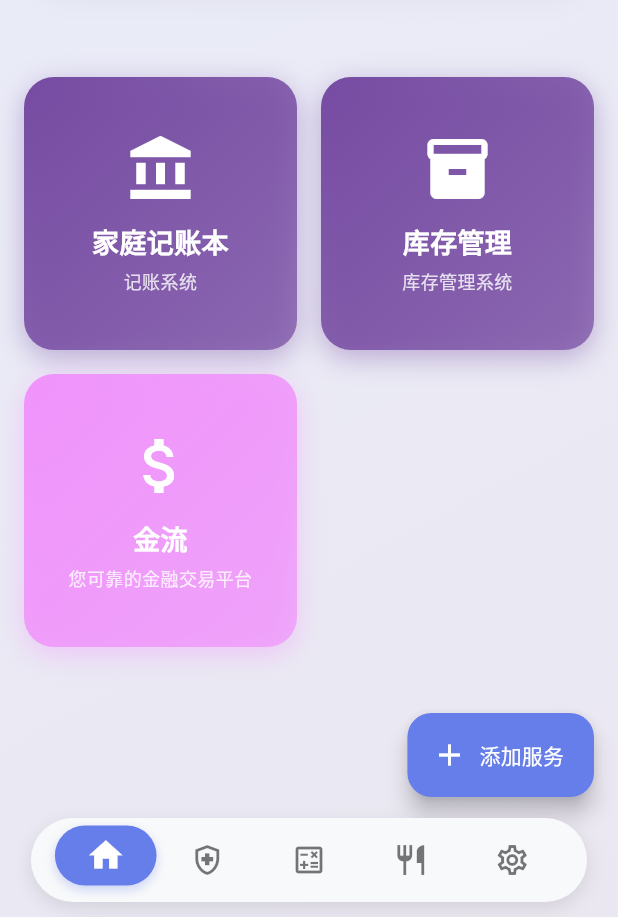
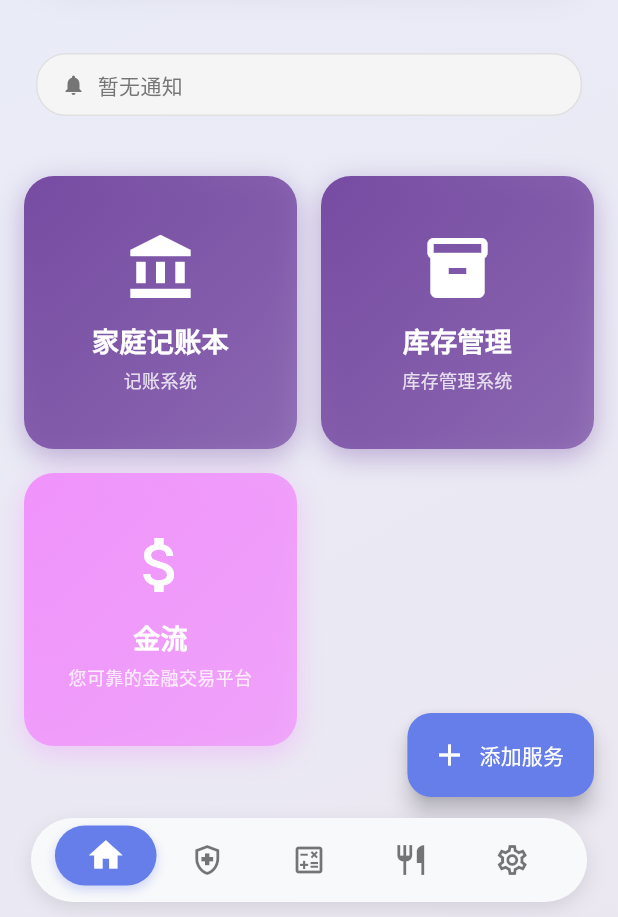
Before and after one commit to chronie-shizutoki/universal-lancher, a Flutter app: the screen it shows after launch, on a phone screen of 412 x 824 dp, the part 319-1236 px from its top. Run offline on Flutter 3.47's test engine with Material 3 defaults, Android fonts, the phone set to English and light mode, and no system bars; our stand-ins replace package_info_plus, shared_preferences.

Commit message:
feat(notifications): add notification system with provider and components
Implement a comprehensive notification system including:
- NotificationProvider for state management
- Notification model with priority levels
- NotificationPill for displaying latest notification
- NotificationList for full notification view
- NotificationCard for individual notifications
- NotificationManager for backend handling

```diff
--- /dev/null
+++ b/flutter_app/lib/components/notification_pill.dart
@@ -0,0 +1,109 @@
+import 'package:flutter/material.dart';
+import '../models/notification_model.dart';
+
+/// 通知胶囊组件
+class NotificationPill extends StatelessWidget {
+  /// 最新通知
+  final NotificationItem? notification;
+
+  /// 点击事件回调
+  final VoidCallback onTap;
+
+  const NotificationPill({
+    super.key,
+    this.notification,
+    required this.onTap,
+  });
+
+  @override
+  Widget build(BuildContext context) {
+    final theme = Theme.of(context);
+    final isDarkMode = theme.brightness == Brightness.dark;
+
+    if (notification == null) {
+      // 无通知时的状态
+      return InkWell(
+        onTap: onTap,
+        borderRadius: BorderRadius.circular(20),
+        child: Container(
+          padding: const EdgeInsets.symmetric(horizontal: 16, vertical: 10),
+          decoration: BoxDecoration(
+            color: isDarkMode ? Colors.grey.shade800 : Colors.grey.shade100,
+            borderRadius: BorderRadius.circular(20),
+            border: Border.all(color: isDarkMode ? Colors.grey.shade700 : Colors.grey.shade300),
+          ),
+          child: Row(
+            mainAxisSize: MainAxisSize.min,
+            children: [
+              Icon(
+                Icons.notifications,
+                size: 16,
+                color: isDarkMode ? Colors.grey.shade400 : Colors.grey.shade600,
+              ),
+              const SizedBox(width: 8),
+              Text(
+                '暂无通知',
+                style: TextStyle(
+                  fontSize: 14,
+                  color: isDarkMode ? Colors.grey.shade400 : Colors.grey.shade600,
+                ),
+              ),
+            ],
+          ),
+        ),
+      );
+    }
+
+    // 限制通知内容为30个字符
+    String limitedContent = notification!.content.length > 30
+        ? '${notification!.content.substring(0, 30)}...'
+        : notification!.content;
+
+    return InkWell(
+      onTap: onTap,
+      borderRadius: BorderRadius.circular(20),
+      child: Container(
+        padding: const EdgeInsets.symmetric(horizontal: 16, vertical: 10),
+        decoration: BoxDecoration(
+          color: notification!.isRead
+              ? (isDarkMode ? Colors.grey.shade800 : Colors.grey.shade100)
+              : notification!.priority.color.withOpacity(0.1),
+          borderRadius: BorderRadius.circular(20),
+          border: Border.all(
+            color: notification!.isRead
+                ? (isDarkMode ? Colors.grey.shade700 : Colors.grey.shade300)
+                : notification!.priority.color.withOpacity(0.5),
+          ),
+        ),
+        child: Row(
+          mainAxisSize: MainAxisSize.min,
+          children: [
+            // 优先级图标
+            if (!notification!.isRead)
+              Container(
+                width: 8,
+                height: 8,
+                decoration: BoxDecoration(
+                  shape: BoxShape.circle,
+                  color: notification!.priority.color,
+                ),
+                margin: const EdgeInsets.only(right: 8),
+              ),
+
+            // 通知内容
+            Text(
+              limitedContent,
+              style: TextStyle(
+                fontSize: 14,
+                color: isDarkMode ? Colors.white : Colors.black87,
+                fontWeight: notification!.isRead ? FontWeight.normal : FontWeight.w500,
+              ),
+              overflow: TextOverflow.ellipsis,
+              maxLines: 1,
+            ),
+          ],
+        ),
+      ),
+    );
+  }
+}
--- a/flutter_app/lib/main.dart
+++ b/flutter_app/lib/main.dart
@@ -3,6 +3,7 @@ import 'package:provider/provider.dart';
 import 'providers/service_provider.dart';
 import 'providers/theme_provider.dart';
 import 'providers/food_provider.dart';
+import 'providers/notification_provider.dart';
 import 'pages/main_page.dart';
 
 void main() {
@@ -19,6 +20,7 @@ class MyApp extends StatelessWidget {
         ChangeNotifierProvider(create: (context) => ServiceProvider()),
         ChangeNotifierProvider(create: (context) => ThemeProvider()),
         ChangeNotifierProvider(create: (context) => FoodProvider()),
+        ChangeNotifierProvider(create: (context) => NotificationProvider()),
       ],
       child: Consumer<ThemeProvider>(
         builder: (context, themeProvider, child) {
--- /dev/null
+++ b/flutter_app/lib/models/notification_model.dart
@@ -0,0 +1,125 @@
+import 'package:flutter/material.dart';
+
+/// 通知紧急程度枚举
+enum NotificationPriority {
+  /// 低优先级
+  low,
+  /// 中优先级
+  medium,
+  /// 高优先级
+  high;
+
+  /// 获取优先级对应的颜色
+  Color get color {
+    switch (this) {
+      case NotificationPriority.low:
+        return Colors.green;
+      case NotificationPriority.medium:
+        return Colors.orange;
+      case NotificationPriority.high:
+        return Colors.red;
+    }
+  }
+
+  /// 获取优先级对应的文本
+  String get text {
+    switch (this) {
+      case NotificationPriority.low:
+        return '低';
+      case NotificationPriority.medium:
+        return '中';
+      case NotificationPriority.high:
+        return '高';
+    }
+  }
+
+  /// 从字符串解析优先级
+  static NotificationPriority fromString(String value) {
+    switch (value.toLowerCase()) {
+      case 'low':
+        return NotificationPriority.low;
+      case 'medium':
+        return NotificationPriority.medium;
+      case 'high':
+        return NotificationPriority.high;
+      default:
+        return NotificationPriority.medium;
+    }
+  }
+}
+
+/// 通知项数据模型
+class NotificationItem {
+  /// 通知ID
+  final String id;
+
+  /// 通知标题
+  final String title;
+
+  /// 通知内容
+  final String content;
+
+  /// 通知紧急程度
+  final NotificationPriority priority;
+
+  /// 通知创建时间
+  final DateTime createdAt;
+
+  /// 是否已读
+  final bool isRead;
+
+  const NotificationItem({
+    required this.id,
+    required this.title,
+    required this.content,
+    required this.priority,
+    required this.createdAt,
+    this.isRead = false,
+  });
+
+  /// 从JSON创建通知项
+  factory NotificationItem.fromJson(Map<String, dynamic> json) {
+    return NotificationItem(
+      id: json['id'] ?? '',
+      title: json['title'] ?? '',
+      content: json['content'] ?? '',
+      priority: NotificationPriority.fromString(json['priority'] ?? 'medium'),
+      createdAt: DateTime.parse(json['createdAt'] ?? DateTime.now().toIso8601String()),
+      isRead: json['isRead'] ?? false,
+    );
+  }
+
+  /// 转换为JSON
+  Map<String, dynamic> toJson() {
+    return {
+      'id': id,
+      'title': title,
+      'content': content,
+      'priority': priority.name,
+      'createdAt': createdAt.toIso8601String(),
+      'isRead': isRead,
+    };
+  }
+
+  /// 创建已读版本的通知
+  NotificationItem markAsRead() {
+    return NotificationItem(
+      id: id,
+      title: title,
+      content: content,
+      priority: priority,
+      createdAt: createdAt,
+      isRead: true,
+    );
+  }
+
+  @override
+  bool operator ==(Object other) =>
+      identical(this, other) ||
+      other is NotificationItem &&
+          runtimeType == other.runtimeType &&
+          id == other.id;
+
+  @override
+  int get hashCode => id.hashCode;
+}
--- a/flutter_app/lib/pages/home_page.dart
+++ b/flutter_app/lib/pages/home_page.dart
@@ -3,6 +3,9 @@ import 'package:provider/provider.dart';
 import '../models/service_item.dart';
 import '../providers/service_provider.dart';
 import '../providers/theme_provider.dart';
+import '../providers/notification_provider.dart';
+import '../components/notification_pill.dart';
+import '../components/notification_list.dart';
 import 'webview_page.dart';
 import 'edit_service_page.dart';
 
@@ -146,6 +149,36 @@ class HomePage extends StatelessWidget {
                     ],
                   ),
                 ),
+              ),
+
+              // 通知胶囊
+              SliverToBoxAdapter(
+                child: Consumer<NotificationProvider>(
+                  builder: (context, notificationProvider, child) {
+                    return Padding(
+                      padding: const EdgeInsets.symmetric(horizontal: 24),
+                      child: NotificationPill(
+                        notification: notificationProvider.latestNotification,
+                        onTap: () {
+                          showModalBottomSheet(
+                            context: context,
+                            isScrollControlled: true,
+                            shape: RoundedRectangleBorder(
+                              borderRadius: BorderRadius.only(
+                                topLeft: Radius.circular(20),
+                                topRight: Radius.circular(20),
+                              ),
+                            ),
+                            builder: (context) => NotificationList(),
+                          );
+                        },
+                      ),
+                    );
+                  },
+                ),
+              ),
+              const SliverToBoxAdapter(
+                child: SizedBox(height: 24),
               ),
 
               // 服务网格
--- a/flutter_app/pubspec.yaml
+++ b/flutter_app/pubspec.yaml
@@ -18,7 +18,7 @@ publish_to: 'none' # Remove this line if you wish to publish to pub.dev
 # of the product and file versions while build-number is used as the build suffix.
 # 注意：版本号会在构建时通过 generate_version.dart 脚本动态生成
 # 格式：1.年月日.时分+时间戳（秒）
-version: 1.20251126.0136+1764092188
+version: 1.20251126.1618+1764145119
 
 environment:
   sdk: ">=3.5.0 <4.0.0"
```
Also changed, not shown: flutter_app/lib/components/notification_card.dart (added, +144 -0 lines), flutter_app/lib/components/notification_list.dart (added, +132 -0 lines), flutter_app/lib/providers/notification_provider.dart (added, +80 -0 lines), notifications.json (added, +42 -0 lines), 1 other file.
